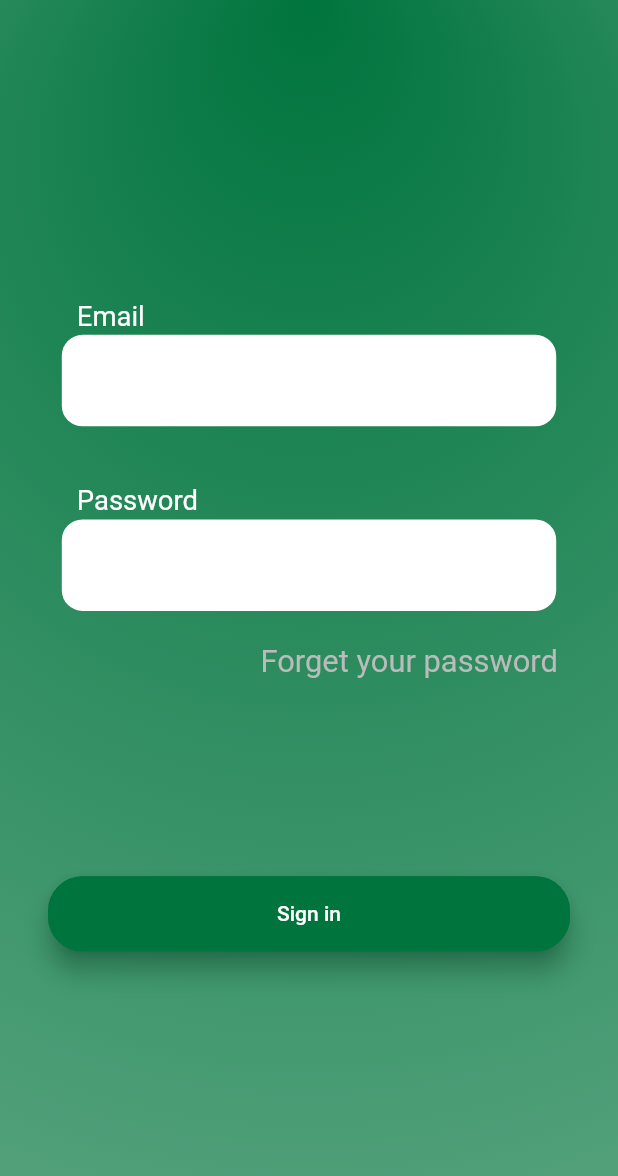
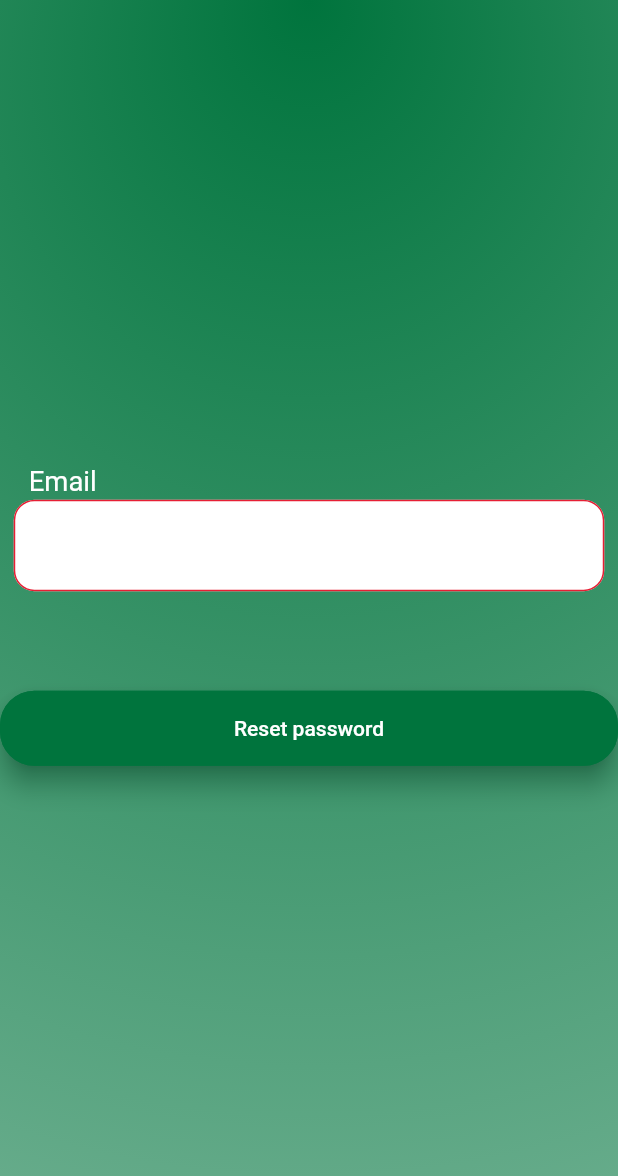
Before and after one commit to MohammadAssaf10/asrar_employee_app, a Flutter app: the Auth screen opened by its route, after a tap on "Sign in", after a tap on "Forget your password", on a phone screen of 412 x 824 dp. Shown: the top 1176 px of the screen. Run offline on Flutter 3.47's test engine with Material 2 defaults, Android fonts, the phone set to English and light mode, and no system bars; our stand-ins replace bloc, cloud_firestore, dartz, equatable, firebase_auth, firebase_core and 8 more; accounts and stored records are empty; Roboto replaces fonts that are missing (Almarai).

Commit message:
reset password

```diff
--- a/lib/config/routes_manager.dart
+++ b/lib/config/routes_manager.dart
@@ -1,6 +1,7 @@
 import 'package:flutter/material.dart';
 
 import '../features/auth/presentation/pages/auth_view.dart';
+import '../features/auth/presentation/pages/password_reset_view.dart';
 import '../features/auth/presentation/pages/sign_in_view.dart';
 import '../features/auth/presentation/pages/sign_up_view.dart';
 import '../splash.dart';
@@ -16,6 +17,7 @@ class Routes {
   static const String auth = '/auth';
   static const String signIn = '/signIn';
   static const String signUp = '/signUp';
+  static const String passwordReset = '/passwordReset';
 }
 
 class RouteGenerator {
@@ -32,6 +34,9 @@ class RouteGenerator {
 
       case Routes.signUp:
         return MaterialPageRoute(builder: ((context) => const SignUp()));
+
+      case Routes.passwordReset:
+        return MaterialPageRoute(builder: ((context) => PasswordResetView()));
 
       default:
         return unDefinedRoute();
--- a/lib/features/auth/data/data_sources/firebase_auth_helper.dart
+++ b/lib/features/auth/data/data_sources/firebase_auth_helper.dart
@@ -56,7 +56,6 @@ class FirebaseAuthHelper {
   }
 
   Future<void> resetPassword(String email) async {
-    // TODO
-    throw UnimplementedError();
+    _firebaseAuth.sendPasswordResetEmail(email: email);
   }
 }
--- a/lib/features/auth/presentation/bloc/authentication_bloc.dart
+++ b/lib/features/auth/presentation/bloc/authentication_bloc.dart
@@ -19,8 +19,7 @@ class AuthenticationBloc
   final AuthPreferences _authPreferences = di.instance<AuthPreferences>();
   final StorageFileRepository _fileRepository = StorageFileRepository();
 
-    static AuthenticationBloc instance = AuthenticationBloc._();
-
+  static AuthenticationBloc instance = AuthenticationBloc._();
 
   AuthenticationBloc._() : super(AuthenticationInitial()) {
     // login
--- a/lib/features/auth/presentation/functions.dart
+++ b/lib/features/auth/presentation/functions.dart
@@ -29,7 +29,7 @@ manageDialog(BuildContext context, AuthenticationState state) {
       Navigator.pushReplacementNamed(context, Routes.splashRoute);
     });
   } else if (state is ResetPasswordRequestSuccess) {
-    showCustomDialog(context, message: AppStrings.resetEmailSendMessage);
+    showCustomDialog(context, message: AppStrings.resetEmailSendMessage.tr(context));
   }
 }
 
--- /dev/null
+++ b/lib/features/auth/presentation/pages/password_reset_view.dart
@@ -0,0 +1,70 @@
+import 'package:flutter/material.dart';
+import 'package:flutter_bloc/flutter_bloc.dart';
+import 'package:flutter_screenutil/flutter_screenutil.dart';
+
+import '../../../../config/app_localizations.dart';
+import '../../../../config/color_manager.dart';
+import '../../../../config/strings_manager.dart';
+import '../../../../config/values_manager.dart';
+import '../../../../core/app/functions.dart';
+import '../bloc/authentication_bloc.dart';
+import '../functions.dart';
+import '../widgets/widgets.dart';
+
+class PasswordResetView extends StatelessWidget {
+  PasswordResetView({super.key});
+
+  final GlobalKey<FormState> _key = GlobalKey();
+  final TextEditingController _emailController = TextEditingController();
+
+  @override
+  Widget build(BuildContext context) {
+    return Scaffold(
+      body: BlocListener<AuthenticationBloc, AuthenticationState>(
+        listener: (context, state) {
+          manageDialog(context, state);
+        },
+        child: Container(
+          decoration: const BoxDecoration(
+            gradient: RadialGradient(
+                center: Alignment.center,
+                focal: Alignment.topCenter,
+                radius: 4,
+                colors: [
+                  ColorManager.primary,
+                  Colors.white,
+                ]),
+          ),
+          child: SingleChildScrollView(
+            physics: const NeverScrollableScrollPhysics(),
+            child: Column(
+              mainAxisSize: MainAxisSize.max,
+              children: [
+                SizedBox(height: AppSize.s250.h),
+                Form(
+                  key: _key,
+                    autovalidateMode: AutovalidateMode.always,
+                    child: TextFrom(
+                        controller: _emailController,
+                        validator: (v) => emailValidator(v, context),
+                        label: AppStrings.email.tr(context))),
+                SizedBox(height: AppSize.s25.h),
+                FullElevatedButton(
+                    onPressed: () {
+                      if (_key.currentState!.validate()) {
+                        print(_emailController.text);
+                        BlocProvider.of<AuthenticationBloc>(context).add(
+                            SendVerificationCodeButtonPressed(
+                                _emailController.text));
+                      }
+                    },
+                    text: AppStrings.resetPassword.tr(context)),
+                SizedBox(height: AppSize.s1000.h),
+              ],
+            ),
+          ),
+        ),
+      ),
+    );
+  }
+}
--- a/lib/features/auth/presentation/widgets/login_form.dart
+++ b/lib/features/auth/presentation/widgets/login_form.dart
@@ -4,6 +4,7 @@ import 'package:flutter_screenutil/flutter_screenutil.dart';
 
 import '../../../../config/app_localizations.dart';
 import '../../../../config/color_manager.dart';
+import '../../../../config/routes_manager.dart';
 import '../../../../config/strings_manager.dart';
 import '../../../../config/values_manager.dart';
 import '../../../../core/app/functions.dart';
@@ -74,7 +75,7 @@ class _LoginFormState extends State<LoginForm> {
                     style: const TextStyle(color: ColorManager.grey),
                   ),
                   onPressed: () {
-                    // TODO: navigate to reset password
+                    Navigator.pushNamed(context, Routes.passwordReset);
                   },
                 )
               ],
--- a/lib/splash.dart
+++ b/lib/splash.dart
@@ -34,6 +34,11 @@ class SplashScreen extends StatelessWidget {
                 Navigator.pushNamed(context, Routes.homeRoute);
               },
               child: const Text('Home')),
+          ElevatedButton(
+              onPressed: () {
+                Navigator.pushNamed(context, Routes.passwordReset);
+              },
+              child: const Text('password reset')),
           Row(
             mainAxisSize: MainAxisSize.min,
             children: [
```
